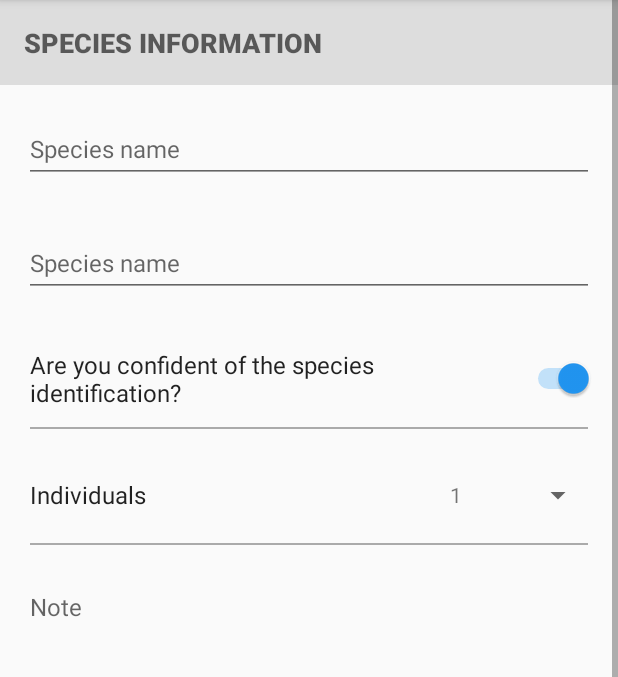
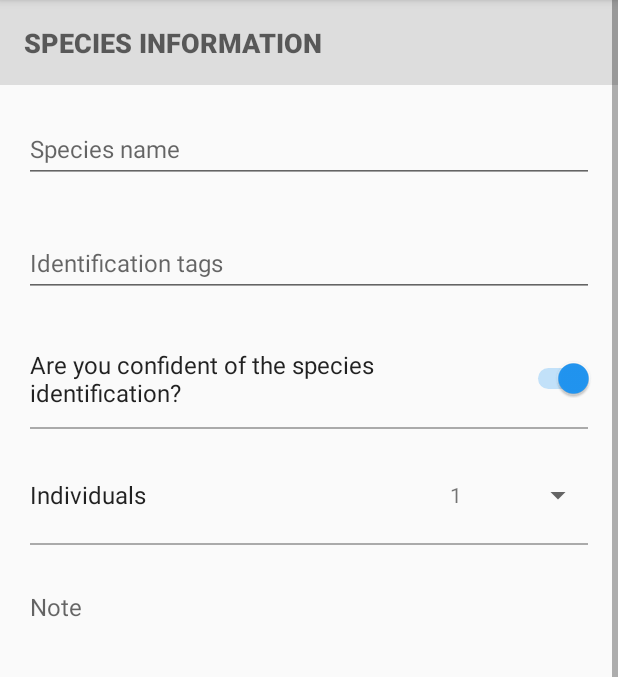
Before and after one commit to AtlasOfLivingAustralia/biocollect-universal-android, an Android app: the fragment AddSightingFragment placed in its activity, on a phone screen of 412 x 824 dp, the part 84-761 px from its top. Run offline under Robolectric (Android 15) with nearby library versions, the phone set to English and light mode, and no system bars; our stand-ins replace ButterKnife, RxJava; libraries missing offline, so code that uses them is left out: com.jakewharton.retrofit2, com.jakewharton.rxbinding2, io.realm; pictures from the network do not load; 7 statements that could not run were skipped.

Commit message:
upload icon while uploading a draft sight.

```diff
--- a/app/src/main/java/au/csiro/ozatlas/fragments/AddSightingFragment.java
+++ b/app/src/main/java/au/csiro/ozatlas/fragments/AddSightingFragment.java
@@ -455,7 +455,8 @@ public class AddSightingFragment extends BaseFragment {
                     for (int i = 0; i < addSight.outputs.get(0).data.tags.size(); i++) {
                         s[i] = addSight.outputs.get(0).data.tags.get(i).val;
                     }
-                    editTags.setText(TextUtils.join(", ", s));
+                    String tags = TextUtils.join(", ", s);
+                    editTags.setText(tags.length() > 0 ? tags + ", " : "");
                 }
 
                 if (addSight.outputs.get(0).data.locationLatitude != null) {
--- a/app/src/main/java/au/csiro/ozatlas/upload/UploadService.java
+++ b/app/src/main/java/au/csiro/ozatlas/upload/UploadService.java
@@ -85,7 +85,7 @@ public class UploadService extends IntentService {
                     realm.beginTransaction();
                     addSight.upLoading = true;
                     realm.commitTransaction();
-
+                    mBroadcaster.notifyDataChange();
                     if (addSight.outputs.get(0).data.sightingPhoto.size() > 0) {
                         imageUploadCount = 0;
                         //sightingPhotos = addSight.outputs.get(0).data.sightingPhoto;
--- a/app/src/main/res/layout/fragment_add_sight.xml
+++ b/app/src/main/res/layout/fragment_add_sight.xml
@@ -62,7 +62,7 @@
                         android:id="@+id/editTags"
                         android:layout_width="match_parent"
                         android:layout_height="wrap_content"
-                        android:hint="@string/species_name_hint"
+                        android:hint="@string/identification_tags"
                         android:inputType="text"
                         android:maxLines="1"
                         android:completionThreshold="1"
```
Also changed, not shown: app/src/main/java/au/csiro/ozatlas/adapter/DraftSightAdapter.java (+14 -4 lines), app/src/main/res/drawable/ic_file_upload_black_24px.xml (added, +10 -0 lines), app/src/main/res/layout/item_sight.xml (+11 -0 lines).
